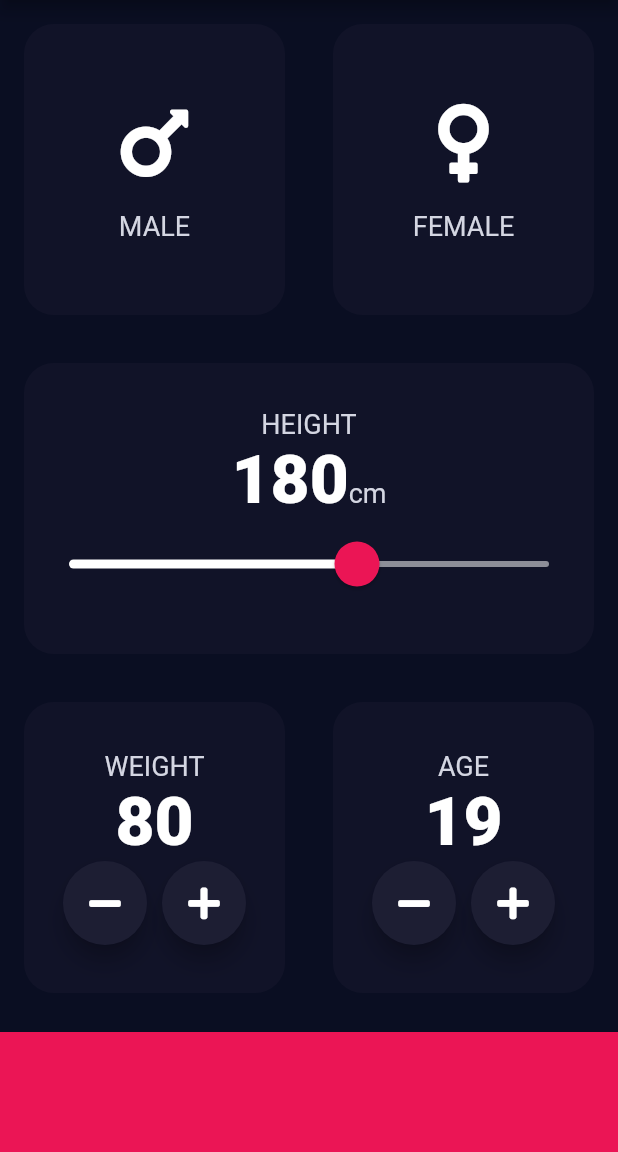
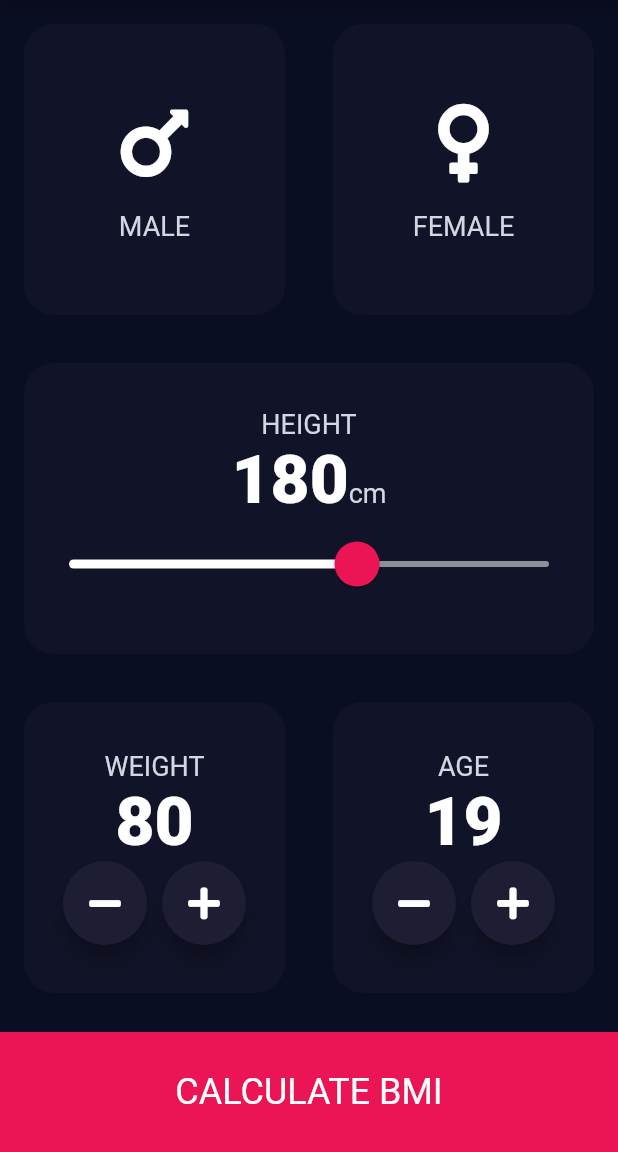
Before and after one commit to SrijanSamridh/BMI_CalculatorAppFlutter, a Flutter app: the screen it shows after launch, on a phone screen of 412 x 824 dp, the part 84-1236 px from its top. Run offline on Flutter 3.47's test engine with Material 2 defaults, Android fonts, the phone set to English and light mode, and no system bars; our stand-ins replace font_awesome_flutter.

Commit message:
added a new Widget

```diff
--- a/lib/input_page.dart
+++ b/lib/input_page.dart
@@ -218,6 +218,11 @@ class _InputPageState extends State<InputPage> {
               ),
             ),
             Container(
+              child: const Center(
+                child: Text("CALCULATE BMI",
+                  style: TextStyle(fontSize: 24.0,),
+                ),
+              ),
               color: kBottomContainerColor,
               margin: const EdgeInsets.only(top: 10.0),
               height: kBottomContainerHeight,
```
